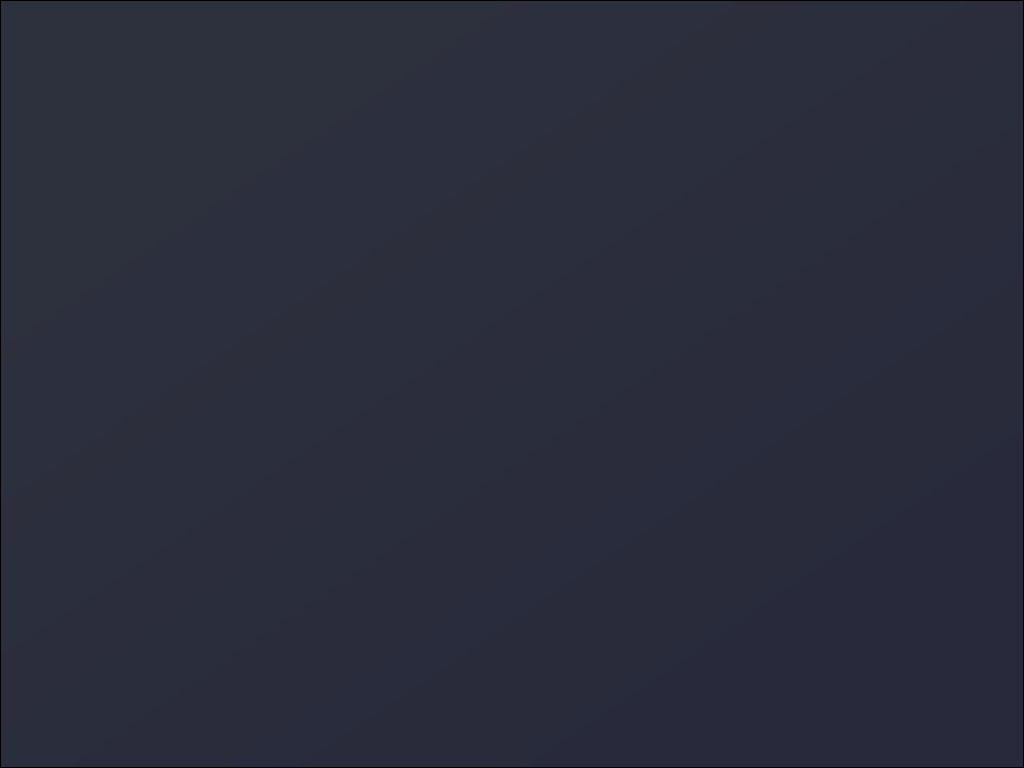
DenisPald/spaced-repetition, file ui/main.ui: the form before one commit.
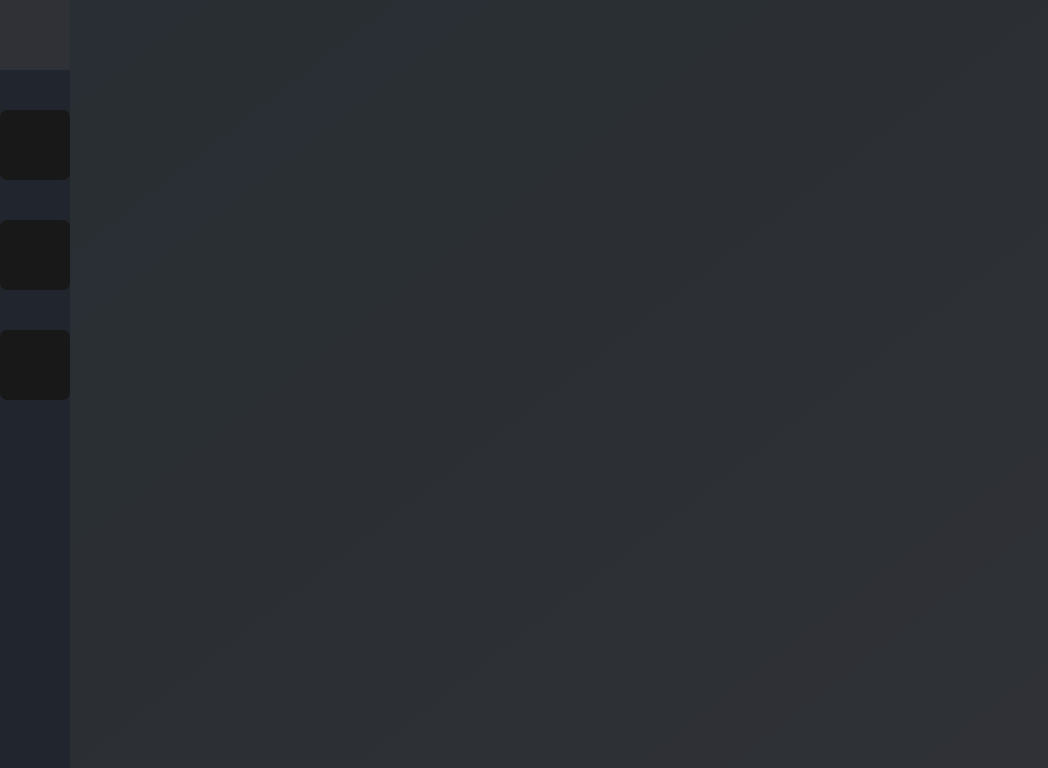
The form after the commit. Icons and pictures are not drawn.

Commit message: first UI, add settings.json with default settings, update drawio file

```diff
--- a/ui/main.ui
+++ b/ui/main.ui
@@ -6,7 +6,7 @@
    <rect>
     <x>0</x>
     <y>0</y>
-    <width>1024</width>
+    <width>1048</width>
     <height>768</height>
    </rect>
   </property>
@@ -23,7 +23,7 @@
    <property name="styleSheet">
     <string notr="true"/>
    </property>
-   <layout class="QVBoxLayout" name="MainLayout">
+   <layout class="QHBoxLayout" name="horizontalLayout">
     <property name="spacing">
      <number>0</number>
     </property>
@@ -40,16 +40,287 @@
      <number>0</number>
     </property>
     <item>
-     <widget class="QFrame" name="frame">
+     <widget class="QFrame" name="left_frame">
+      <property name="maximumSize">
+       <size>
+        <width>70</width>
+        <height>16777215</height>
+       </size>
+      </property>
       <property name="styleSheet">
-       <string notr="true">background: qlineargradient(spread:pad, x1:0.264, y1:0.113636, x2:0.866149, y2:0.778, stop:0 #2d303d, stop:1 #282a3b)</string>
+       <string notr="true">background: #21252d;</string>
       </property>
       <property name="frameShape">
-       <enum>QFrame::StyledPanel</enum>
+       <enum>QFrame::NoFrame</enum>
       </property>
       <property name="frameShadow">
        <enum>QFrame::Raised</enum>
       </property>
+      <layout class="QVBoxLayout" name="verticalLayout">
+       <property name="spacing">
+        <number>0</number>
+       </property>
+       <property name="leftMargin">
+        <number>0</number>
+       </property>
+       <property name="topMargin">
+        <number>0</number>
+       </property>
+       <property name="rightMargin">
+        <number>0</number>
+       </property>
+       <property name="bottomMargin">
+        <number>0</number>
+       </property>
+       <item>
+        <widget class="QFrame" name="menu_toogle_button">
+         <property name="maximumSize">
+          <size>
+           <width>16777215</width>
+           <height>70</height>
+          </size>
+         </property>
+         <property name="styleSheet">
+          <string notr="true">background: #2f3136;</string>
+         </property>
+         <property name="frameShape">
+          <enum>QFrame::NoFrame</enum>
+         </property>
+         <property name="frameShadow">
+          <enum>QFrame::Raised</enum>
+         </property>
+         <layout class="QVBoxLayout" name="verticalLayout_2">
+          <property name="spacing">
+           <number>0</number>
+          </property>
+          <property name="leftMargin">
+           <number>0</number>
+          </property>
+          <property name="topMargin">
+           <number>0</number>
+          </property>
+          <property name="rightMargin">
+           <number>0</number>
+          </property>
+          <property name="bottomMargin">
+           <number>0</number>
+          </property>
+          <item>
+           <widget class="QPushButton" name="toogle_button">
+            <property name="sizePolicy">
+             <sizepolicy hsizetype="Expanding" vsizetype="Expanding">
+              <horstretch>0</horstretch>
+              <verstretch>0</verstretch>
+             </sizepolicy>
+            </property>
+            <property name="font">
+             <font>
+              <pointsize>10</pointsize>
+             </font>
+            </property>
+            <property name="styleSheet">
+             <string notr="true">border: 0px solid;
+</string>
+            </property>
+            <property name="text">
+             <string/>
+            </property>
+            <property name="icon">
+             <iconset>
+              <normaloff>menu.png</normaloff>menu.png</iconset>
+            </property>
+            <property name="iconSize">
+             <size>
+              <width>40</width>
+              <height>40</height>
+             </size>
+            </property>
+           </widget>
+          </item>
+         </layout>
+        </widget>
+       </item>
+       <item alignment="Qt::AlignTop">
+        <widget class="QFrame" name="menu_items_frame">
+         <property name="maximumSize">
+          <size>
+           <width>250</width>
+           <height>16777215</height>
+          </size>
+         </property>
+         <property name="styleSheet">
+          <string notr="true">background: none;</string>
+         </property>
+         <property name="frameShape">
+          <enum>QFrame::NoFrame</enum>
+         </property>
+         <property name="frameShadow">
+          <enum>QFrame::Raised</enum>
+         </property>
+         <layout class="QVBoxLayout" name="verticalLayout_3">
+          <property name="spacing">
+           <number>40</number>
+          </property>
+          <property name="leftMargin">
+           <number>0</number>
+          </property>
+          <property name="topMargin">
+           <number>40</number>
+          </property>
+          <property name="rightMargin">
+           <number>0</number>
+          </property>
+          <property name="bottomMargin">
+           <number>0</number>
+          </property>
+          <item>
+           <widget class="QPushButton" name="plus_button">
+            <property name="sizePolicy">
+             <sizepolicy hsizetype="Minimum" vsizetype="Fixed">
+              <horstretch>40</horstretch>
+              <verstretch>0</verstretch>
+             </sizepolicy>
+            </property>
+            <property name="minimumSize">
+             <size>
+              <width>0</width>
+              <height>70</height>
+             </size>
+            </property>
+            <property name="styleSheet">
+             <string notr="true">color: #fff;
+background-color: #181818;
+border: 0px solid;
+border-radius: 7px;</string>
+            </property>
+            <property name="text">
+             <string/>
+            </property>
+            <property name="icon">
+             <iconset>
+              <normaloff>add.png</normaloff>add.png</iconset>
+            </property>
+            <property name="iconSize">
+             <size>
+              <width>40</width>
+              <height>40</height>
+             </size>
+            </property>
+           </widget>
+          </item>
+          <item>
+           <widget class="QPushButton" name="settings_button">
+            <property name="sizePolicy">
+             <sizepolicy hsizetype="Minimum" vsizetype="Minimum">
+              <horstretch>40</horstretch>
+              <verstretch>0</verstretch>
+             </sizepolicy>
+            </property>
+            <property name="minimumSize">
+             <size>
+              <width>0</width>
+              <height>70</height>
+             </size>
+            </property>
+            <property name="styleSheet">
+             <string notr="true">color: #fff;
+background-color: #181818;
+border: 0px solid;
+border-radius: 7px;</string>
+            </property>
+            <property name="text">
+             <string/>
+            </property>
+            <property name="icon">
+             <iconset>
+              <normaloff>settings.png</normaloff>settings.png</iconset>
+            </property>
+            <property name="iconSize">
+             <size>
+              <width>40</width>
+              <height>40</height>
+             </size>
+            </property>
+           </widget>
+          </item>
+          <item>
+           <widget class="QPushButton" name="edit_button">
+            <property name="sizePolicy">
+             <sizepolicy hsizetype="Minimum" vsizetype="Fixed">
+              <horstretch>40</horstretch>
+              <verstretch>40</verstretch>
+             </sizepolicy>
+            </property>
+            <property name="minimumSize">
+             <size>
+              <width>0</width>
+              <height>70</height>
+             </size>
+            </property>
+            <property name="styleSheet">
+             <string notr="true">color: #fff;
+background-color: #181818;
+border: 0px solid;
+border-radius: 7px;</string>
+            </property>
+            <property name="text">
+             <string/>
+            </property>
+            <property name="icon">
+             <iconset>
+              <normaloff>editing.png</normaloff>editing.png</iconset>
+            </property>
+            <property name="iconSize">
+             <size>
+              <width>40</width>
+              <height>40</height>
+             </size>
+            </property>
+           </widget>
+          </item>
+         </layout>
+        </widget>
+       </item>
+      </layout>
+     </widget>
+    </item>
+    <item>
+     <widget class="QFrame" name="main_frame">
+      <property name="styleSheet">
+       <string notr="true">background: qlineargradient(spread:pad, x1:0, y1:0, x2:1, y2:1, stop:0 #282e33, stop:1 #2f3136)</string>
+      </property>
+      <property name="frameShape">
+       <enum>QFrame::NoFrame</enum>
+      </property>
+      <property name="frameShadow">
+       <enum>QFrame::Plain</enum>
+      </property>
+      <layout class="QVBoxLayout" name="verticalLayout_4">
+       <property name="spacing">
+        <number>0</number>
+       </property>
+       <property name="leftMargin">
+        <number>0</number>
+       </property>
+       <property name="topMargin">
+        <number>0</number>
+       </property>
+       <property name="rightMargin">
+        <number>0</number>
+       </property>
+       <property name="bottomMargin">
+        <number>0</number>
+       </property>
+       <item>
+        <widget class="QStackedWidget" name="stackedWidget">
+         <property name="currentIndex">
+          <number>0</number>
+         </property>
+         <widget class="QWidget" name="page"/>
+         <widget class="QWidget" name="page_2"/>
+        </widget>
+       </item>
+      </layout>
      </widget>
     </item>
    </layout>
```
Left out of the diff: 4 changed lines with no effect on the pictures. The commit also changes 6 other files.
